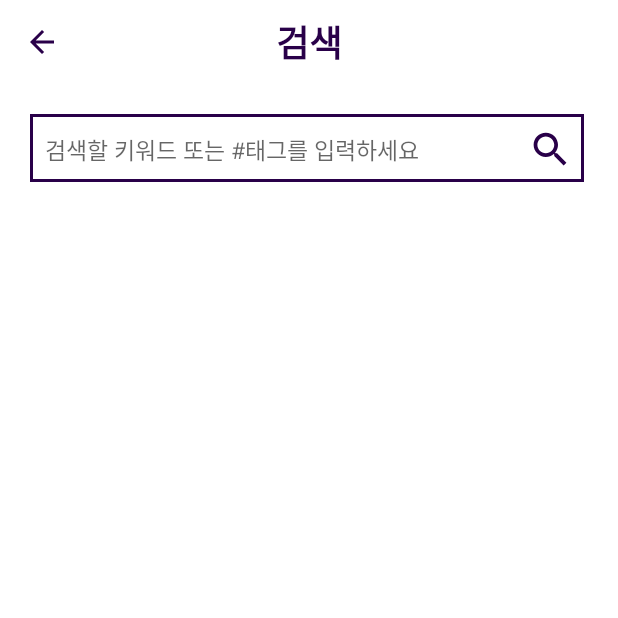
After one commit to GNU-CORNER/DBapp-android, an Android app: the SearchActivity screen opened directly, with no data from a screen before it, on a phone screen of 412 x 824 dp, the top half of it. The commit adds this screen. Run offline under Robolectric (Android 15) with nearby library versions, the phone set to English and light mode, and no system bars; our stand-ins replace data binding.

Commit message:
Search Suggestion 기능 틀 개발
CustomBindingAdapter.kt
- 추천 검색어 set 함수 추가
SearchFragment.kt
- SearchActivity.kt로 변경
MainActivity.kt
- show fragment -> startActivity로 변경
search_bottom_sheet.xml
- activity_search.xml로 변경
AndroidManifest.xml
- SearchActivity 추가
item_rv_suggestion.xml 추가
SearchViewModel.kt 추가
SearchSuggestionAdapter.kt 추가

```diff
--- a/app/src/main/AndroidManifest.xml
+++ b/app/src/main/AndroidManifest.xml
@@ -30,6 +30,7 @@
             android:exported="true"
             android:theme="@style/SplashTheme" />
         <activity android:name=".view.activity.RegisterActivity" />
+        <activity android:name=".view.activity.SearchActivity" />
     </application>
 
 </manifest>
--- a/app/src/main/java/com/example/corner_library/utils/CustomBindingAdapter.kt
+++ b/app/src/main/java/com/example/corner_library/utils/CustomBindingAdapter.kt
@@ -7,6 +7,7 @@ import androidx.recyclerview.widget.RecyclerView
 import com.example.corner_library.R
 import com.example.corner_library.adapters.CategoryAdapter
 import com.example.corner_library.adapters.MiniProjectAdapter
+import com.example.corner_library.adapters.SearchSuggestionAdapter
 import com.example.corner_library.model.Category
 import com.example.corner_library.model.Project
 
@@ -39,4 +40,11 @@ object CustomBindingAdapter {
         val adapter = recyclerView.adapter as MiniProjectAdapter
         adapter.submitList(projects)
     }
+
+    @BindingAdapter("suggestions")
+    @JvmStatic
+    fun setSuggestions(recyclerView: RecyclerView, suggestions: List<Project>?) {
+        val adapter = recyclerView.adapter as SearchSuggestionAdapter
+        adapter.submitList(suggestions)
+    }
 }
--- a/app/src/main/java/com/example/corner_library/view/activity/MainActivity.kt
+++ b/app/src/main/java/com/example/corner_library/view/activity/MainActivity.kt
@@ -1,12 +1,12 @@
 package com.example.corner_library.view.activity
 
+import android.content.Intent
 import android.os.Bundle
 import androidx.activity.viewModels
 import androidx.appcompat.app.AppCompatActivity
 import androidx.recyclerview.widget.LinearLayoutManager
 import com.example.corner_library.adapters.CategoryAdapter
 import com.example.corner_library.databinding.ActivityMainBinding
-import com.example.corner_library.view.fragment.SearchFragment
 import com.example.corner_library.viewmodel.MainViewModel
 
 class MainActivity : AppCompatActivity() {
@@ -38,7 +38,6 @@ class MainActivity : AppCompatActivity() {
     }
 
     fun startSearchFragment() {
-        val searchFragment = SearchFragment()
-        searchFragment.show(supportFragmentManager, searchFragment.tag)
+        startActivity(Intent(this, SearchActivity::class.java))
     }
 }
--- /dev/null
+++ b/app/src/main/java/com/example/corner_library/view/activity/SearchActivity.kt
@@ -0,0 +1,100 @@
+package com.example.corner_library.view.activity
+
+import android.content.Context
+import android.content.Intent
+import android.os.Bundle
+import android.view.MenuItem
+import android.view.inputmethod.EditorInfo
+import android.view.inputmethod.InputMethodManager
+import androidx.activity.viewModels
+import androidx.appcompat.app.AppCompatActivity
+import androidx.core.widget.doOnTextChanged
+import androidx.recyclerview.widget.LinearLayoutManager
+import com.example.corner_library.adapters.SearchSuggestionAdapter
+import com.example.corner_library.databinding.ActivitySearchBinding
+import com.example.corner_library.viewmodel.SearchViewModel
+
+class SearchActivity : AppCompatActivity() {
+    private lateinit var binding: ActivitySearchBinding
+    private val viewModel: SearchViewModel by viewModels()
+    private val inputMethodManager by lazy {
+        getSystemService(Context.INPUT_METHOD_SERVICE) as InputMethodManager
+    }
+
+    override fun onCreate(savedInstanceState: Bundle?) {
+        super.onCreate(savedInstanceState)
+
+        setBinding()
+        setActionBar()
+        showKeyboard()
+        setSearchEditText()
+        setRecyclerView()
+
+        binding.llContainer.setOnClickListener {
+            hideKeyboard()
+        }
+    }
+
+    override fun onOptionsItemSelected(item: MenuItem): Boolean {
+        if (item.itemId == android.R.id.home) {
+            finish()
+            return true
+        }
+
+        return super.onOptionsItemSelected(item)
+    }
+
+    private fun setBinding() {
+        binding = ActivitySearchBinding.inflate(layoutInflater)
+        binding.lifecycleOwner = this
+        binding.viewModel = viewModel
+        setContentView(binding.root)
+    }
+
+    private fun setActionBar() {
+        setSupportActionBar(binding.searchToolbar)
+        supportActionBar!!.title = ""
+        supportActionBar!!.setDisplayHomeAsUpEnabled(true)
+    }
+
+    private fun setRecyclerView() {
+        binding.rvSuggestions.apply {
+            layoutManager =
+                LinearLayoutManager(applicationContext, LinearLayoutManager.VERTICAL, false)
+            adapter = SearchSuggestionAdapter { binding.etSearch.text.clear() }
+        }
+    }
+
+    // 검색 입력창 관련 설정
+    private fun setSearchEditText() {
+        binding.etSearch.apply {
+            setOnEditorActionListener { _, actionId, _ ->
+                if (actionId == EditorInfo.IME_ACTION_SEARCH) { // 키보드의 다음 버튼 클릭 시
+                    binding.etSearch.text.clear()
+                    val intent = Intent(context, SearchResultActivity::class.java)
+                    intent.putExtra("query", this.text)
+                    startActivity(intent)
+
+                    return@setOnEditorActionListener true
+                }
+
+                return@setOnEditorActionListener false
+            }
+            // 텍스트 입력 변경 시
+            doOnTextChanged { query, _, _, _ ->
+                query?.let { viewModel.filterSuggestions(query.toString()) }
+            }
+        }
+    }
+
+    // 키보드 보이기
+    private fun showKeyboard() {
+        binding.etSearch.requestFocus()
+        inputMethodManager.showSoftInput(binding.etSearch, InputMethodManager.SHOW_IMPLICIT)
+    }
+
+    // 키보드 숨김
+    private fun hideKeyboard() {
+        inputMethodManager.hideSoftInputFromWindow(binding.etSearch.windowToken, 0)
+    }
+}
--- /dev/null
+++ b/app/src/main/java/com/example/corner_library/viewmodel/SearchViewModel.kt
@@ -0,0 +1,34 @@
+package com.example.corner_library.viewmodel
+
+import androidx.lifecycle.LiveData
+import androidx.lifecycle.MutableLiveData
+import androidx.lifecycle.ViewModel
+import com.example.corner_library.R
+import com.example.corner_library.model.Project
+
+class SearchViewModel : ViewModel() {
+    private val _allSuggestions = MutableLiveData<List<Project>>()
+
+    private val _filteredSuggestions = MutableLiveData<List<Project>>()
+    val filteredSuggestions: LiveData<List<Project>> = _filteredSuggestions
+
+    init {
+        _allSuggestions.value = listOf(
+            Project("신선고", "냉장고 관리", R.drawable.logo2),
+            Project("빠스", "버스 승차 편의", R.drawable.logo2),
+            Project("메모리즘", "다양한 메모장", R.drawable.logo2),
+            Project("진화전쟁", "멀티 디펜스 게임", R.drawable.logo2),
+            Project("CATLAS", "학과 커뮤니티", R.drawable.logo2),
+            Project("로컬쉐어링", "진주 배달앱", R.drawable.logo2),
+            Project("Corner Archive", "프로젝트 정보 수집", R.drawable.logo2)
+        )
+    }
+
+    fun filterSuggestions(query: String) {
+        _filteredSuggestions.value = if (query.isEmpty()) {
+            listOf()
+        } else {
+            _allSuggestions.value?.filter { it.name.contains(query) }
+        }
+    }
+}
--- /dev/null
+++ b/app/src/main/res/layout/activity_search.xml
@@ -0,0 +1,71 @@
+<?xml version="1.0" encoding="utf-8"?>
+<layout xmlns:android="http://schemas.android.com/apk/res/android"
+    xmlns:app="http://schemas.android.com/apk/res-auto">
+
+    <data>
+
+        <variable
+            name="viewModel"
+            type="com.example.corner_library.viewmodel.SearchViewModel" />
+    </data>
+
+    <LinearLayout
+        android:layout_width="match_parent"
+        android:layout_height="match_parent"
+        android:orientation="vertical"
+        app:behavior_hideable="false"
+        app:layout_behavior="@string/bottom_sheet_behavior">
+
+        <androidx.appcompat.widget.Toolbar
+            android:id="@+id/search_toolbar"
+            style="@style/Widget.MaterialComponents.Toolbar"
+            android:layout_width="match_parent"
+            android:layout_height="wrap_content">
+
+            <TextView
+                android:layout_width="wrap_content"
+                android:layout_height="wrap_content"
+                android:layout_gravity="center"
+                android:text="@string/title_search"
+                android:textColor="@color/personal_color"
+                android:textSize="24sp"
+                android:textStyle="bold" />
+
+        </androidx.appcompat.widget.Toolbar>
+
+        <LinearLayout
+            android:id="@+id/ll_container"
+            android:layout_width="match_parent"
+            android:layout_height="wrap_content"
+            android:orientation="vertical"
+            android:paddingHorizontal="20dp"
+            android:paddingTop="20dp">
+
+            <EditText
+                android:id="@+id/et_search"
+                android:layout_width="match_parent"
+                android:layout_height="wrap_content"
+                android:background="@drawable/search_box"
+                android:drawableEnd="@drawable/search_logo"
+                android:hint="@string/search_bar_hint"
+                android:imeOptions="actionSearch"
+                android:inputType="text"
+                android:maxLines="1"
+                android:minHeight="48dp"
+                android:paddingHorizontal="10dp"
+                android:paddingVertical="8dp"
+                android:textSize="15sp" />
+
+        </LinearLayout>
+
+        <androidx.recyclerview.widget.RecyclerView
+            android:id="@+id/rv_suggestions"
+            suggestions="@{viewModel.filteredSuggestions}"
+            android:layout_width="match_parent"
+            android:layout_height="wrap_content"
+            android:layout_marginTop="10dp"
+            android:overScrollMode="never" />
+
+    </LinearLayout>
+
+</layout>
```
Also changed, not shown: app/src/main/java/com/example/corner_library/adapters/SearchSuggestionAdapter.kt (added, +56 -0 lines), app/src/main/java/com/example/corner_library/view/fragment/SearchFragment.kt (deleted, +0 -89 lines), app/src/main/res/layout/item_rv_suggestion.xml (added, +35 -0 lines), app/src/main/res/layout/search_bottom_sheet.xml (deleted, +0 -45 lines).
